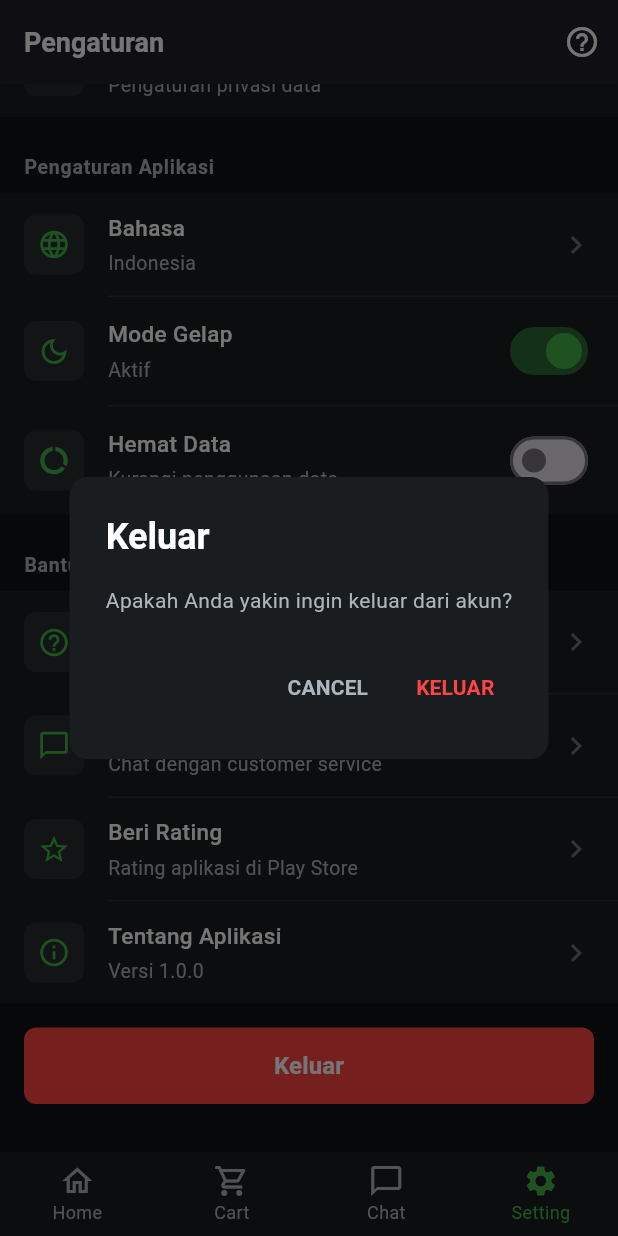
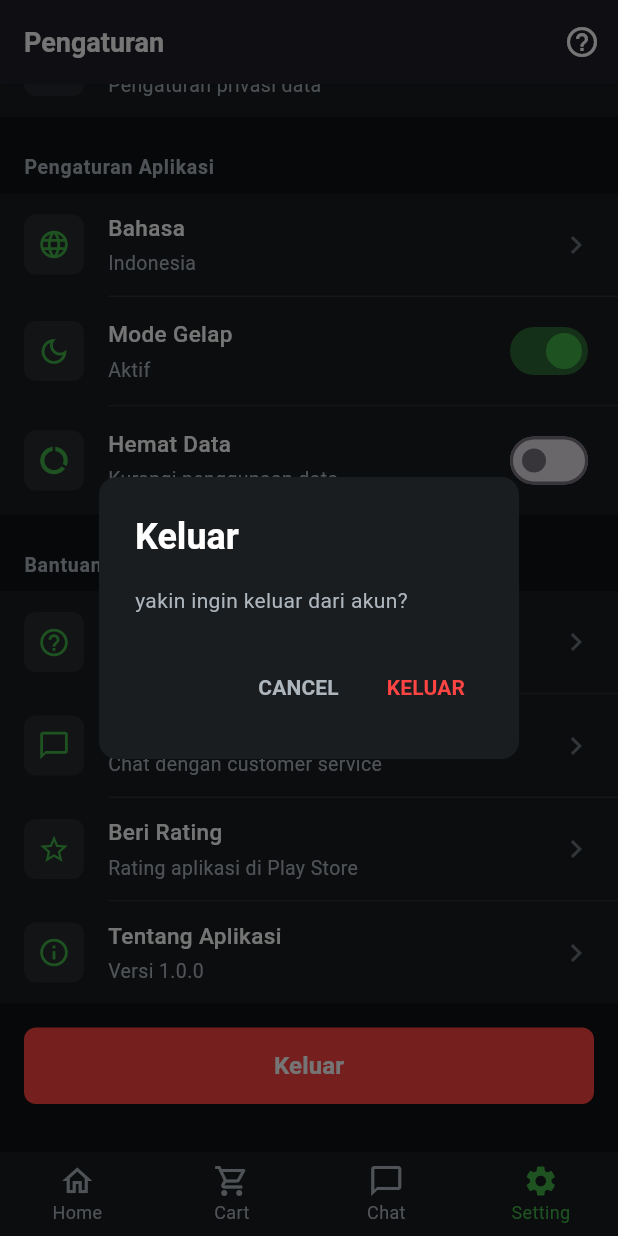
Before and after one commit to MIKAgata/Toko-Apps, a Flutter app: the screen it shows after launch, item 4 of the bottom bar chosen, scrolled down 995 dp, after a tap on "Keluar", on a phone screen of 412 x 824 dp. Run offline on Flutter 3.47's test engine with Material 3 defaults, Android fonts, the phone set to English and light mode, and no system bars.

Commit message:
modified setting

```diff
--- a/lib/setting.dart
+++ b/lib/setting.dart
@@ -711,7 +711,7 @@ class Settingpage extends StatelessWidget {
           ),
         ),
         content: const Text(
-          'Apakah Anda yakin ingin keluar dari akun?',
+          'yakin ingin keluar dari akun?',
           style: TextStyle(
             color: TokopediaColors.textSecondary,
           ),
```
